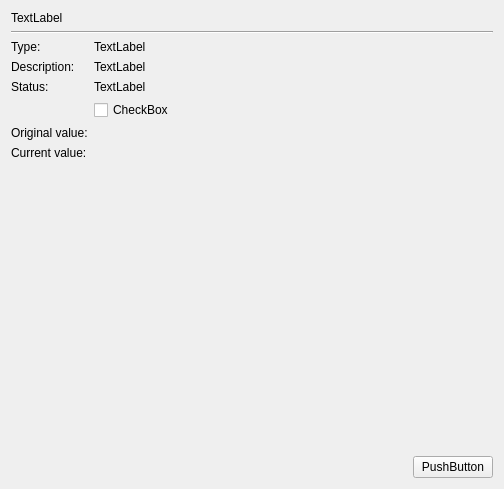
First picture: the form in src/mkvtoolnix-gui/forms/header_editor/value_page.ui, repository jpsdr/MKVToolnix-Windows-7, before the edit.
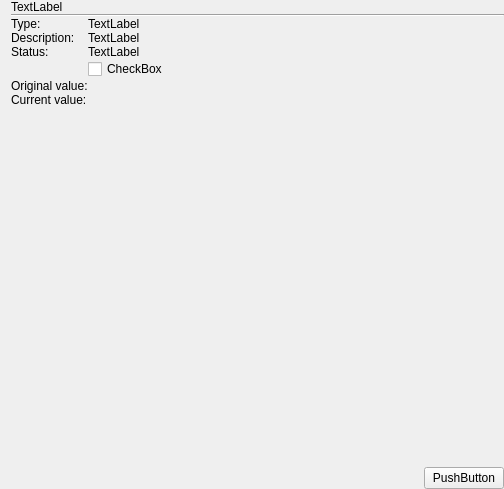
Second picture: the form after the edit. Custom widgets are drawn as their Qt base class.

Commit message: GUI: fix margins in header and chapter editors

The edit to the form file:
```diff
--- a/src/mkvtoolnix-gui/forms/header_editor/value_page.ui
+++ b/src/mkvtoolnix-gui/forms/header_editor/value_page.ui
@@ -14,6 +14,18 @@
    <string notr="true">Form</string>
   </property>
   <layout class="QVBoxLayout" name="verticalLayout">
+   <property name="spacing">
+    <number>0</number>
+   </property>
+   <property name="topMargin">
+    <number>0</number>
+   </property>
+   <property name="rightMargin">
+    <number>0</number>
+   </property>
+   <property name="bottomMargin">
+    <number>0</number>
+   </property>
    <item>
     <widget class="QLabel" name="m_lTitle">
      <property name="text">
```
The commit also changes 3 other files.
